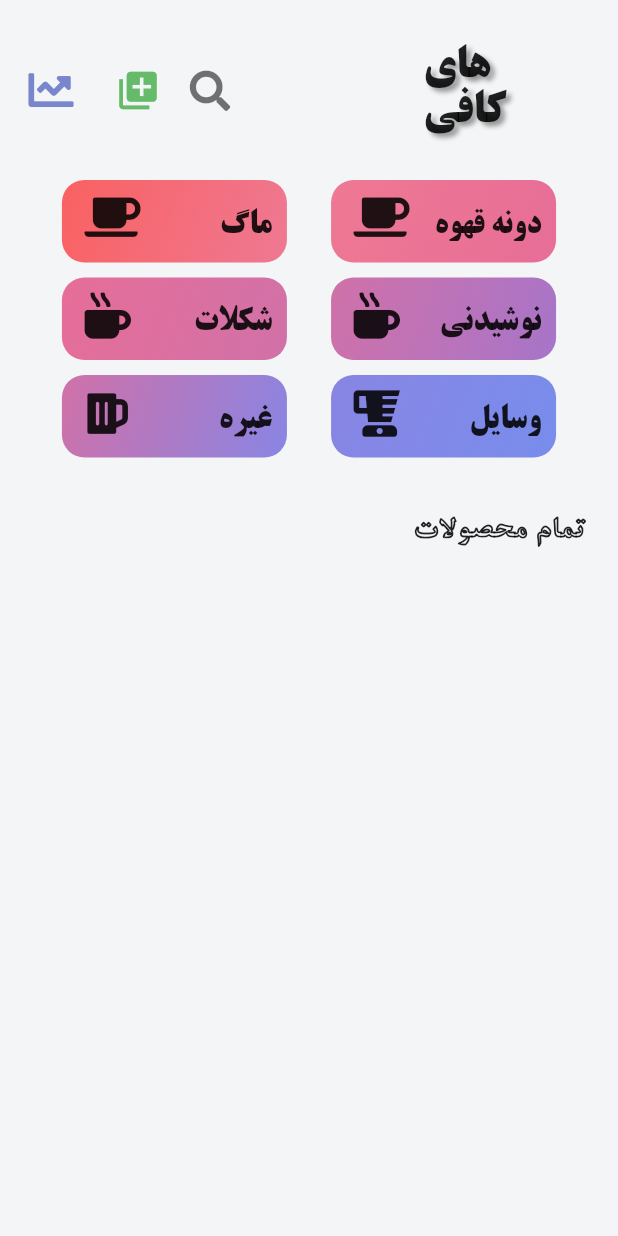
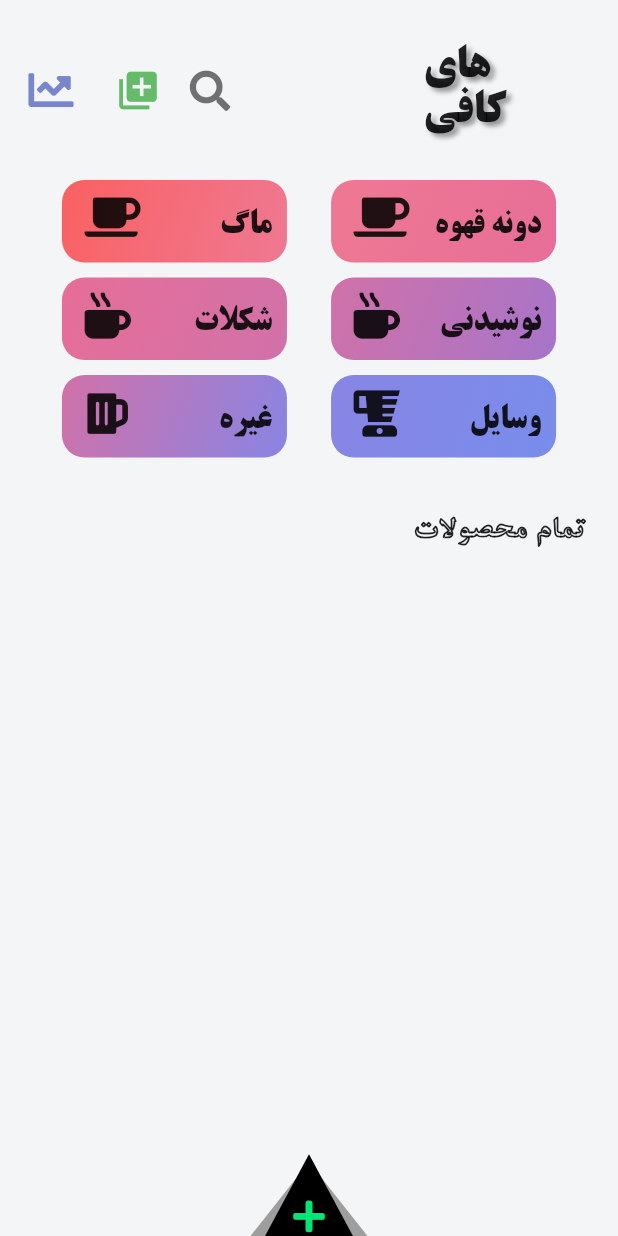
Before and after one commit to AliRn76/flutter-hicoffee, a Flutter app: the HomeScreen screen opened directly with empty values, on a phone screen of 412 x 824 dp. Run offline on Flutter 3.47's test engine with Material 2 defaults, Android fonts, the phone set to English and light mode, and no system bars; our stand-ins replace cached_network_image, charts_flutter, custom_radio_grouped_button, font_awesome_flutter, marquee, numberpicker and 1 more; missing offline and left inert: loading; accounts and stored records are empty; network calls fail.

Commit message:
new Button baraye AddItem ADD shod

```diff
--- a/lib/screens/home_screen.dart
+++ b/lib/screens/home_screen.dart
@@ -8,6 +8,7 @@ import 'dart:convert';
 import 'dart:ui';
 
 import 'package:hicoffee2/animations/slide_top_route.dart';
+import 'package:hicoffee2/widgets/triangle_painter.dart';
 //import 'package:hicoffee2/sqlite/database_helper.dart';
 import 'package:hicoffee2/screens/addItem_screen.dart';
 import 'package:hicoffee2/screens/chart_screen.dart';
@@ -241,9 +242,54 @@ class _HomeScreenState extends State<HomeScreen> {
           ],
         ),
       ),
+      floatingActionButton: Stack(
+        children: <Widget>[
+          Align(
+            alignment: Alignment(0, 1.07),
+            child: CustomPaint(
+              painter: TrianglePainter(
+                strokeColor: Colors.grey,
+                strokeWidth: 10,
+                paintingStyle: PaintingStyle.fill,
+              ),
+              child: Container(
+                height: 60.0,
+                width: 95.0,
+              ),
+            ),
+          ),
+          Align(
+            alignment: Alignment(0, 1.07),
+            child: CustomPaint(
+              painter: TrianglePainter(
+                strokeColor: Colors.black,
+                strokeWidth: 10,
+                paintingStyle: PaintingStyle.fill,
+              ),
+              child: Container(
+                height: 65.0,
+                width: 70.0,
+              ),
+            ),
+          ),
+          Align(
+            alignment: Alignment(0, 1.07),
+            child: FlatButton(
+              onPressed: (){},
+              child: Icon(
+                FontAwesomeIcons.plus,
+                color: Colors.greenAccent[400],
+              ),
+            ),
+          ),
+        ],
+      ),
+      floatingActionButtonLocation: FloatingActionButtonLocation.centerFloat,
     );
   }
 }
+
+
 
 //TODO: Container haye category --> shadow behesh add beshe
 //TODO: font koodak, ezafe beshe
--- /dev/null
+++ b/lib/widgets/triangle_painter.dart
@@ -0,0 +1,36 @@
+import 'dart:ui';
+
+import 'package:flutter/material.dart';
+
+class TrianglePainter extends CustomPainter {
+  final Color strokeColor;
+  final PaintingStyle paintingStyle;
+  final double strokeWidth;
+
+  TrianglePainter({this.strokeColor = Colors.black, this.strokeWidth = 3, this.paintingStyle = PaintingStyle.stroke});
+
+  @override
+  void paint(Canvas canvas, Size size) {
+    Paint paint = Paint()
+      ..color = strokeColor
+      ..strokeWidth = strokeWidth
+      ..style = paintingStyle;
+
+    canvas.drawPath(getTrianglePath(size.width, size.height), paint);
+  }
+
+  Path getTrianglePath(double x, double y) {
+    return Path()
+      ..moveTo(0, y)
+      ..lineTo(x / 2, 0)
+      ..lineTo(x, y)
+      ..lineTo(0, y);
+  }
+
+  @override
+  bool shouldRepaint(TrianglePainter oldDelegate) {
+    return oldDelegate.strokeColor != strokeColor ||
+        oldDelegate.paintingStyle != paintingStyle ||
+        oldDelegate.strokeWidth != strokeWidth;
+  }
+}
```
